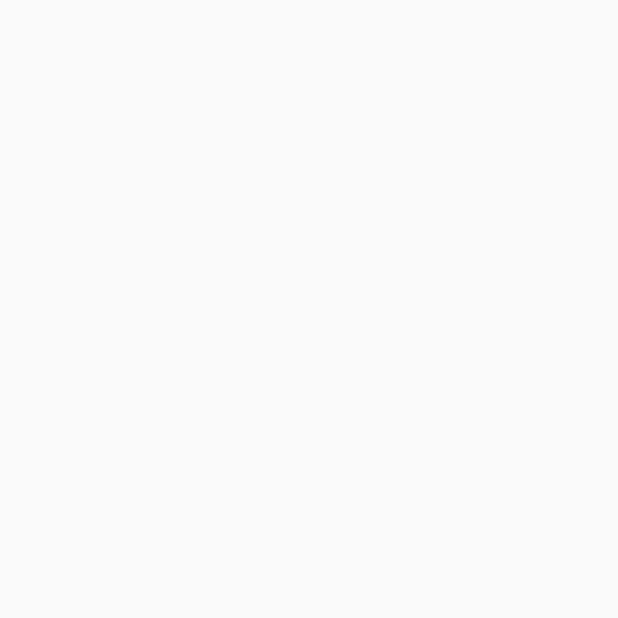
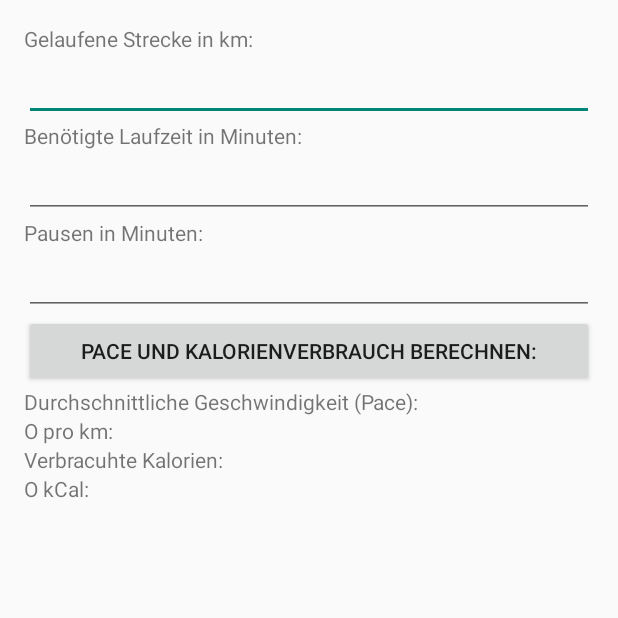
Before and after one commit to cetceeve/uni_android_course, an Android app: the screen it shows after launch (MainActivity), on a phone screen of 412 x 824 dp, the top half of it. Before the commit the part shown is empty. Run offline under Robolectric (Android 15) with nearby library versions, the phone set to English and light mode, and no system bars.

Commit message:
FEAT: layout

```diff
--- a/03_Laufapp_Starter/app/src/main/res/layout/activity_main.xml
+++ b/03_Laufapp_Starter/app/src/main/res/layout/activity_main.xml
@@ -7,7 +7,58 @@
     <TextView
         android:layout_width="match_parent"
         android:layout_height="wrap_content"
-        android:text=""/>
+        android:text="@string/text_rundistance"/>
+
+    <EditText
+        android:id="@+id/textbox_rundistance"
+        android:layout_width="match_parent"
+        android:layout_height="wrap_content" />
+
+    <TextView
+        android:layout_width="match_parent"
+        android:layout_height="wrap_content"
+        android:text="@string/text_runtime"/>
+
+    <EditText
+        android:id="@+id/textbox_runtime"
+        android:layout_width="match_parent"
+        android:layout_height="wrap_content" />
+
+    <TextView
+        android:layout_width="match_parent"
+        android:layout_height="wrap_content"
+        android:text="@string/text_pausetime"/>
+
+    <EditText
+        android:id="@+id/textbox_runpause"
+        android:layout_width="match_parent"
+        android:layout_height="wrap_content" />
+
+    <Button
+        android:id="@+id/button_calculator"
+        android:layout_width="match_parent"
+        android:layout_height="wrap_content"
+        android:text="@string/text_button_calculator"/>
+
+    <TextView
+        android:layout_width="match_parent"
+        android:layout_height="wrap_content"
+        android:text="@string/text_pace"/>
+
+    <TextView
+        android:layout_width="match_parent"
+        android:layout_height="wrap_content"
+        android:text="@string/text_pace_default"/>
+
+    <TextView
+        android:layout_width="match_parent"
+        android:layout_height="wrap_content"
+        android:text="@string/text_calories"/>
+
+    <TextView
+        android:layout_width="match_parent"
+        android:layout_height="wrap_content"
+        android:text="@string/text_calories_default"/>
 
 
 </LinearLayout>
--- a/03_Laufapp_Starter/app/src/main/res/values/strings.xml
+++ b/03_Laufapp_Starter/app/src/main/res/values/strings.xml
@@ -9,6 +9,8 @@
     <string name="text_button_calculator">Pace und Kalorienverbrauch berechnen:</string>
     <string name="text_pace">Durchschnittliche Geschwindigkeit (Pace):</string>
     <string name="text_calories">Verbracuhte Kalorien:</string>
+    <string name="text_pace_default">O pro km:</string>
+    <string name="text_calories_default">O kCal:</string>
 
 
 </resources>
```
